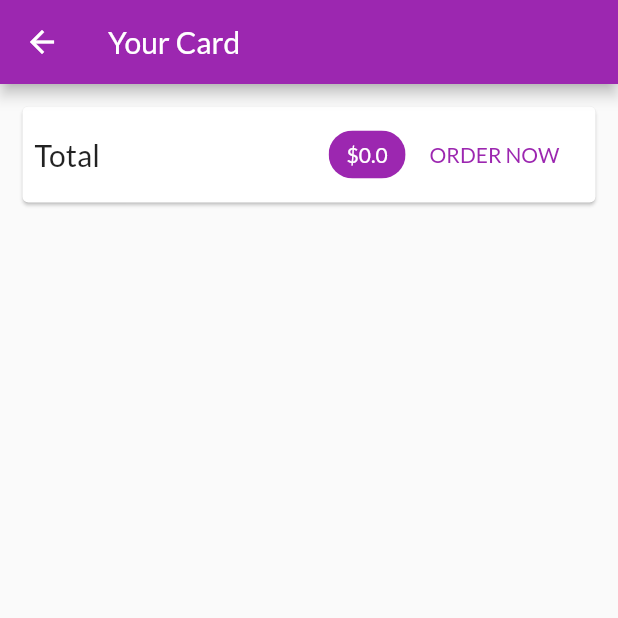
After one commit to AbrarSaad33/Shop_App, a Flutter app: the CartScreen screen opened by its route, on a phone screen of 412 x 824 dp, the top half of it. The commit adds this screen. Run offline on Flutter 3.47's test engine with Material 2 defaults, Android fonts, the phone set to English and light mode, and no system bars; network calls fail.

Commit message:
Displaying a list of cart items

```diff
--- a/lib/main.dart
+++ b/lib/main.dart
@@ -1,5 +1,6 @@
 import 'package:flutter/material.dart';
 import 'package:provider/provider.dart';
+import 'package:shop_app/screens/cart_screen.dart';
 import './providers/products_provider.dart';
 import './screens/product_details_screen.dart';
 import './screens/product_overview_screen.dart';
@@ -34,7 +35,8 @@ class MyApp extends StatelessWidget {
             fontFamily: 'Lato'),
         home: ProductOverview(),
         routes: {
-          ProductDetailsScreen.routeName: (ctx) => ProductDetailsScreen()
+          ProductDetailsScreen.routeName: (ctx) => ProductDetailsScreen(),
+          CartScreen.routeName:(ctx)=>CartScreen()
         },
       ),
     );
--- a/lib/providers/cart.dart
+++ b/lib/providers/cart.dart
@@ -5,6 +5,7 @@ class CartItem {
   String title;
   double price;
   int quantity;
+
   CartItem(
       {required this.id,
       required this.title,
@@ -16,11 +17,19 @@ class Cart with ChangeNotifier {
   late Map<String, CartItem> _items = {};
 
   Map<String, CartItem> get items {
-    return {...items};
+    return {..._items};
   }
 
   get itemsCount {
     return _items.length;
+  }
+
+  double get totalAmount {
+    var total = 0.0;
+    _items.forEach((key, cartItem) {
+      total += cartItem.price * cartItem.quantity;
+    });
+    return total;
   }
 
   void addItem(String productId, double price, String title) {
@@ -44,5 +53,8 @@ class Cart with ChangeNotifier {
     notifyListeners();
   }
 
-
+  void removeItems(String productId) {
+    _items.remove(productId);
+    notifyListeners();
+  }
 }
--- /dev/null
+++ b/lib/screens/cart_screen.dart
@@ -0,0 +1,65 @@
+import 'package:flutter/material.dart';
+import 'package:provider/provider.dart';
+import '../providers/cart.dart' show Cart;
+import '../widgets/cart_items.dart';
+
+class CartScreen extends StatelessWidget {
+  static const routeName = '/cartScreen';
+
+  @override
+  Widget build(BuildContext context) {
+    final cart = Provider.of<Cart>(context);
+    return Scaffold(
+      appBar: AppBar(
+        title: Text('Your Card'),
+      ),
+      body: Column(
+        children: [
+          Card(
+            margin: EdgeInsets.all(15),
+            child: Padding(
+              padding: EdgeInsets.all(8),
+              child: Row(
+                mainAxisAlignment: MainAxisAlignment.spaceBetween,
+                children: [
+                  Text(
+                    'Total',
+                    style: TextStyle(fontSize: 20),
+                  ),
+                  Spacer(),
+                  Chip(
+                      label: Text(
+                        '\$${cart.totalAmount}',
+                        style: TextStyle(
+                            color: Theme.of(context)
+                                .primaryTextTheme
+                                .title!
+                                .color),
+                      ),
+                      backgroundColor: Theme.of(context).primaryColor),
+                  FlatButton(
+                      onPressed: () {},
+                      child: Text(
+                        'ORDER NOW',
+                        style: TextStyle(color: Theme.of(context).primaryColor),
+                      ))
+                ],
+              ),
+            ),
+          ),
+          Expanded(
+            child: ListView.builder(
+              itemBuilder: (ctx, index) => CartItem(
+                  cart.items.values.toList()[index].id,
+                  cart.items.keys.toList()[index],
+                  cart.items.values.toList()[index].price,
+                  cart.items.values.toList()[index].title,
+                  cart.items.values.toList()[index].quantity),
+              itemCount: cart.items.length,
+            ),
+          )
+        ],
+      ),
+    );
+  }
+}
```
Also changed, not shown: lib/screens/product_overview_screen.dart (+6 -1 lines), lib/widgets/cart_items.dart (added, +52 -0 lines).
